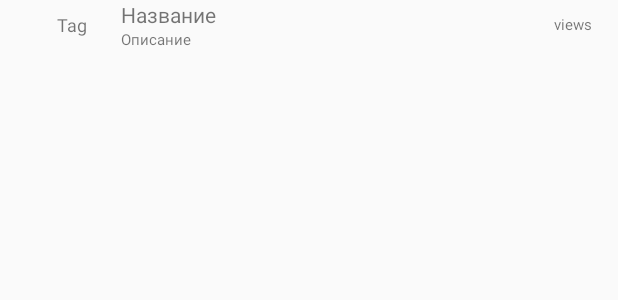
After one commit to Aliste99/Glia, an Android app: the layout custom_list_item.xml on its own in the app's theme, with its tools: preview values and no code run, on a phone screen of 412 x 824 dp. The commit adds this screen. Shown: the top 300 px of the screen. Run offline under Robolectric (Android 15) with nearby library versions, the phone set to English and light mode, and no system bars.

Commit message:
Prototype custom xml for listView

```diff
--- /dev/null
+++ b/app/src/main/res/layout/custom_list_item.xml
@@ -0,0 +1,55 @@
+<?xml version="1.0" encoding="utf-8"?>
+<LinearLayout xmlns:android="http://schemas.android.com/apk/res/android"
+    android:layout_width="match_parent"
+    android:layout_height="wrap_content"
+    android:orientation="horizontal">
+
+    <LinearLayout
+        android:layout_width="15dp"
+        android:layout_height="match_parent"
+        android:orientation="horizontal" />
+
+    <TextView
+        android:id="@+id/tagText"
+        android:layout_width="65dp"
+        android:layout_height="match_parent"
+        android:gravity="center"
+        android:text="Tag"
+        android:textSize="12sp" />
+
+    <LinearLayout
+        android:layout_width="match_parent"
+        android:layout_height="match_parent"
+        android:layout_weight="1"
+        android:orientation="vertical">
+
+        <TextView
+            android:id="@+id/name"
+            android:layout_width="match_parent"
+            android:layout_height="wrap_content"
+            android:text="Название" />
+
+        <TextView
+            android:id="@+id/description"
+            android:layout_width="match_parent"
+            android:layout_height="wrap_content"
+            android:text="Описание"
+            android:textSize="10sp" />
+    </LinearLayout>
+
+    <LinearLayout
+        android:layout_width="match_parent"
+        android:layout_height="match_parent"
+        android:layout_weight="2.5"
+        android:orientation="vertical">
+
+        <TextView
+            android:id="@+id/views"
+            android:layout_width="match_parent"
+            android:layout_height="match_parent"
+            android:gravity="center"
+            android:text="views"
+            android:textSize="10sp" />
+    </LinearLayout>
+
+</LinearLayout>
--- a/app/src/main/res/layout/ticket_adapter.xml
+++ /dev/null
@@ -1,6 +0,0 @@
-<?xml version="1.0" encoding="utf-8"?>
-<LinearLayout xmlns:android="http://schemas.android.com/apk/res/android"
-    android:orientation="vertical" android:layout_width="match_parent"
-    android:layout_height="match_parent">
-
-</LinearLayout>
```
Also changed, not shown: app/src/main/java/com/projects/thirtyseven/glue/CustomTicketAdapter.java (added, +48 -0 lines), app/src/main/java/com/projects/thirtyseven/glue/MainActivity.java (+53 -2 lines), app/src/main/java/com/projects/thirtyseven/glue/TicketAdapter.java (deleted, +0 -8 lines).
